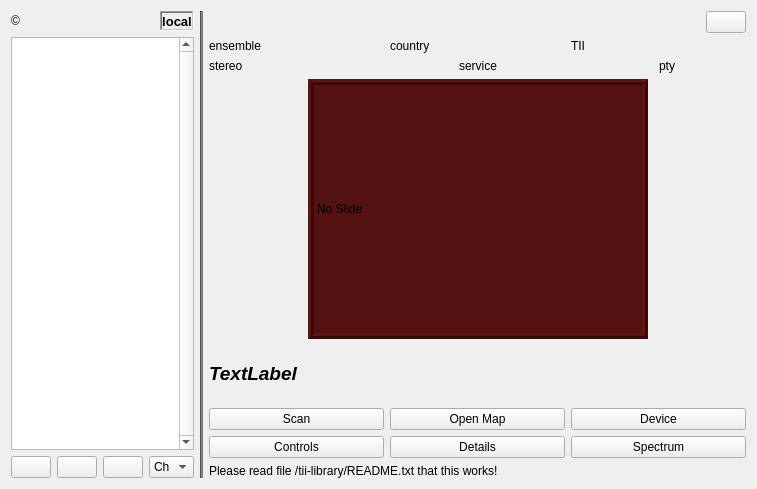
The window that forms/dabradio.ui (tomneda/DABstar) describes before a commit, drawn with Qt 5.
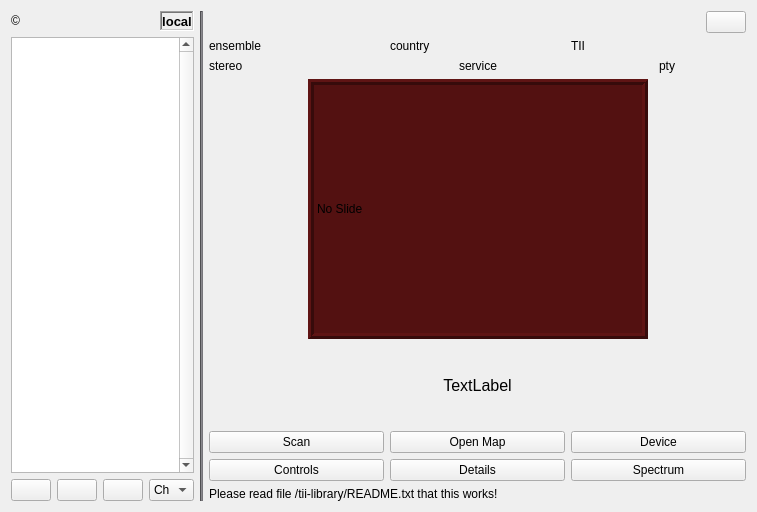
The same window after the commit. Icons and pictures are not drawn.

Commit message: Refine dynamic label

```diff
--- a/forms/dabradio.ui
+++ b/forms/dabradio.ui
@@ -329,24 +329,41 @@
       </layout>
      </item>
      <item>
-      <widget class="QLabel" name="dynamicLabel">
-       <property name="sizePolicy">
-        <sizepolicy hsizetype="MinimumExpanding" vsizetype="MinimumExpanding">
-         <horstretch>0</horstretch>
-         <verstretch>0</verstretch>
-        </sizepolicy>
+      <widget class="QLabel" name="lblDynText">
+       <property name="minimumSize">
+        <size>
+         <width>0</width>
+         <height>80</height>
+        </size>
+       </property>
+       <property name="maximumSize">
+        <size>
+         <width>16777215</width>
+         <height>80</height>
+        </size>
        </property>
        <property name="font">
         <font>
-         <pointsize>14</pointsize>
-         <weight>75</weight>
-         <italic>true</italic>
-         <bold>true</bold>
+         <pointsize>12</pointsize>
+         <stylestrategy>PreferDefault</stylestrategy>
+         <kerning>true</kerning>
         </font>
        </property>
        <property name="text">
         <string>TextLabel</string>
        </property>
+       <property name="textFormat">
+        <enum>Qt::PlainText</enum>
+       </property>
+       <property name="scaledContents">
+        <bool>false</bool>
+       </property>
+       <property name="alignment">
+        <set>Qt::AlignCenter</set>
+       </property>
+       <property name="wordWrap">
+        <bool>true</bool>
+       </property>
       </widget>
      </item>
      <item>
```
Left out of the diff: 3 changed lines with no effect on the pictures. The commit also changes 1 other file.
